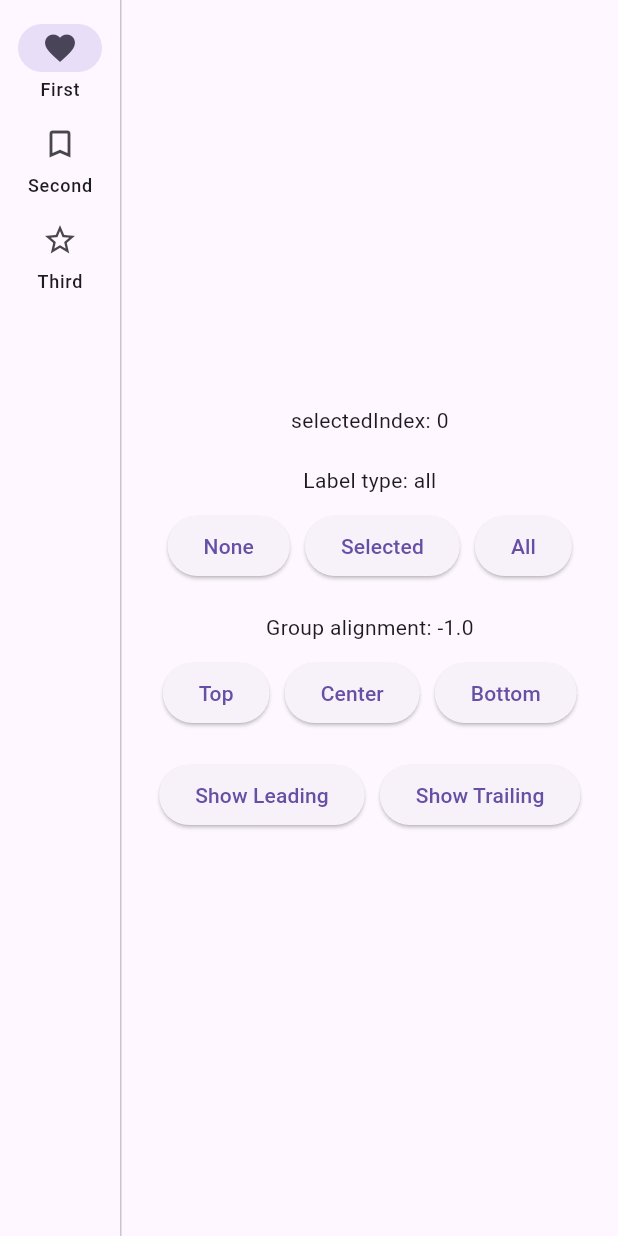
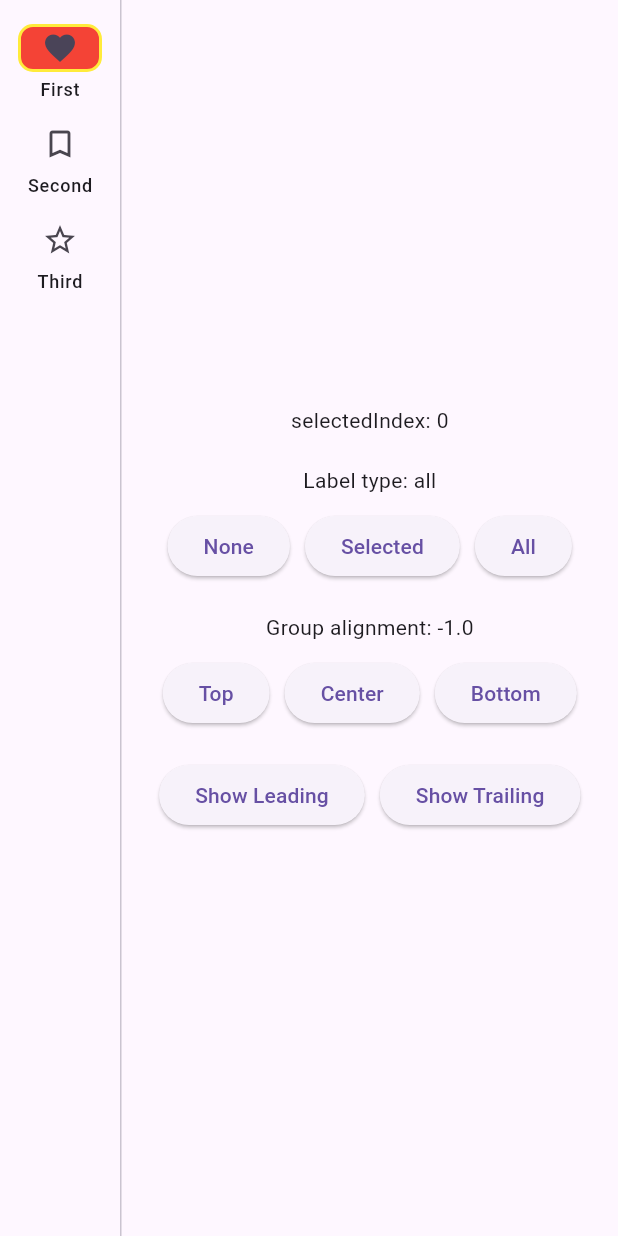
Before and after one commit to z244370114/flutter_demo, a Flutter app: the NavigationRails screen opened directly, on a phone screen of 412 x 824 dp. Run offline on Flutter 3.47's test engine with Material 2 defaults, Android fonts, the light colour scheme and no system bars; our stand-ins replace dio, flutter_bloc, flutter_markdown, flutter_screenutil, get, logger and 2 more; missing offline and left inert: common_utils, json2dart_safe, markdown, vs_scrollbar; generated files the repository leaves out were written again.

Commit message:
1.提交代码；

```diff
--- a/lib/navigationrail/navigation_rail.dart
+++ b/lib/navigationrail/navigation_rail.dart
@@ -29,6 +29,11 @@ class _NavigationRailsState extends State<NavigationRails> {
             },
             labelType: labelType,
             minExtendedWidth: 150,
+            indicatorColor: Colors.red,
+            indicatorShape:  RoundedRectangleBorder(
+              borderRadius: BorderRadius.circular(10.0),
+              side: BorderSide(color: Colors.yellow, width: 2.0),
+            ),
             leading: showLeading
                 ? FloatingActionButton(
               elevation: 0,
```
Also changed, not shown: 1 other file.
